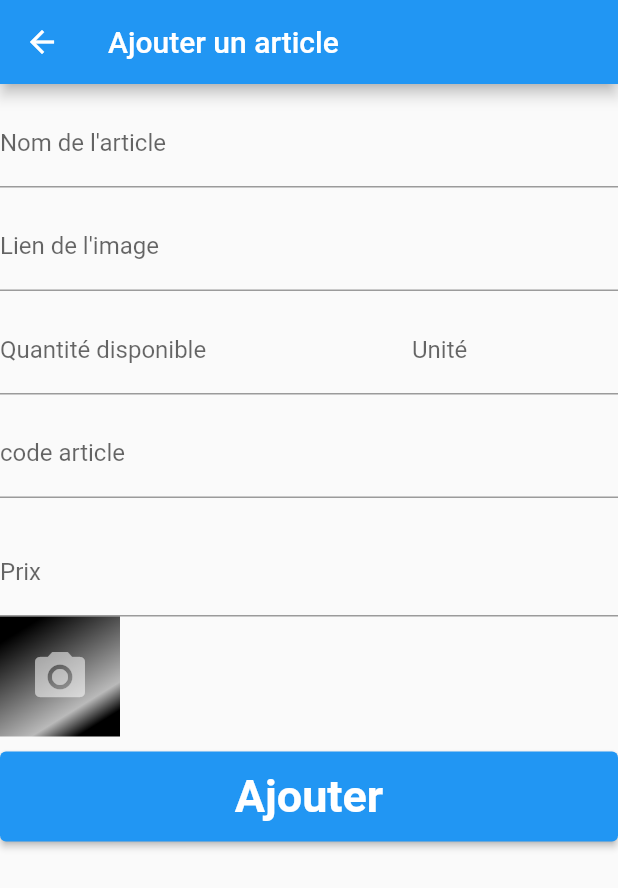
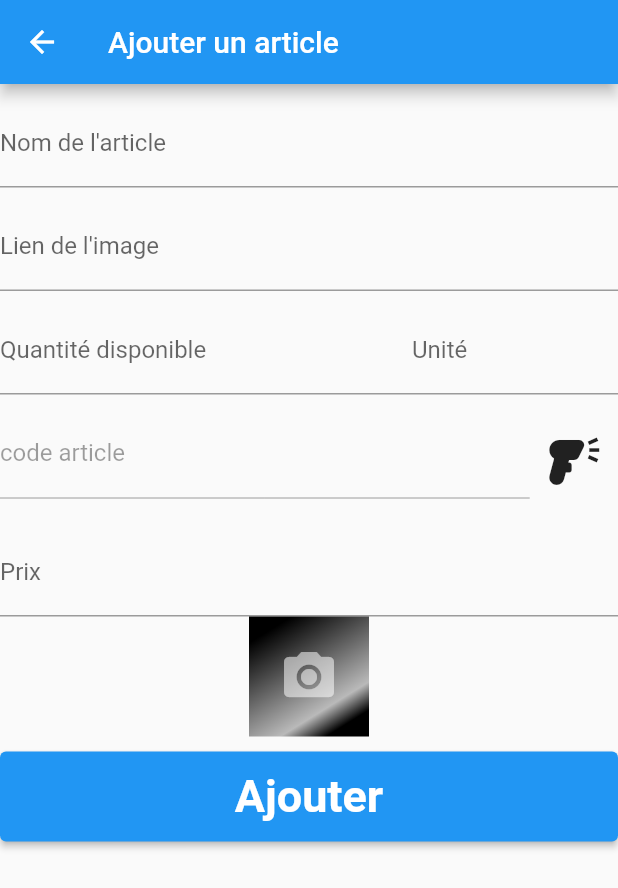
Before and after one commit to chamiabdellah/preSales, a Flutter app: the AddArticleScreen screen opened directly, on a phone screen of 412 x 824 dp. Shown: the top 888 px of the screen. Run offline on Flutter 3.47's test engine with Material 2 defaults, Android fonts, the phone set to English and light mode, and no system bars; our stand-ins replace firebase_core, firebase_storage, flutter_riverpod, image_picker; accounts and stored records are empty; network calls fail.

Commit message:
a safe version before integrating the barcode reader

```diff
--- a/lib/compositeWidgets/AddArticleForm.dart
+++ b/lib/compositeWidgets/AddArticleForm.dart
@@ -8,6 +8,7 @@ import 'package:proj1/models/Article.dart';
 import 'package:proj1/utils/ValidationLib.dart';
 import 'package:proj1/widgets/OutlineTextField.dart';
 import 'package:http/http.dart' as http;
+//import 'package:simple_barcode_scanner/simple_barcode_scanner.dart';
 
 import '../providers/list_of_articles_provider.dart';
 import '../utils/Paths.dart';
@@ -39,7 +40,7 @@ class _AddArticleFormState extends ConsumerState<AddArticleForm> {
 
   File? _articleImage;
 
-  void setArticleImage(File imageFile){
+  void setArticleImage(File imageFile) {
     setState(() {
       _articleImage = imageFile;
     });
@@ -162,8 +163,26 @@ class _AddArticleFormState extends ConsumerState<AddArticleForm> {
     // 4.2 - the quantity is negative [DONE]
   }
 
+  void readBarCode() async {
+   /* var res = await Navigator.push(
+        context,
+        MaterialPageRoute(
+          builder: (context) => const SimpleBarcodeScannerPage(),
+        ));
+
+      if (res is String) {
+        setState(() {
+          articleCodeController!.text = res;
+        });
+      }*/
+
+  }
+
   Future<String> uploadImage() async {
-    Reference storageRef = FirebaseStorage.instance.ref().child('article_images').child('test.jpeg');
+    Reference storageRef = FirebaseStorage.instance
+        .ref()
+        .child('article_images')
+        .child('test.jpeg');
     await storageRef.putFile(_articleImage!);
 
     return storageRef.getDownloadURL();
@@ -211,11 +230,25 @@ class _AddArticleFormState extends ConsumerState<AddArticleForm> {
             ],
           ),
           const SizedBox(height: columnSpace),
-          OutlineTextField(
-            labelText: 'code article',
-            validationFunc: ValidationLib.nonEmptyField,
-            controller: articleCodeController,
-            isEnabled: isAddMode,
+          Row(
+            children: [
+              Flexible(
+                flex: 12,
+                child: OutlineTextField(
+                  labelText: 'code article',
+                  validationFunc: ValidationLib.nonEmptyField,
+                  controller: articleCodeController,
+                  isEnabled: false,
+                ),
+              ),
+              Flexible(
+                flex: 2,
+                child: IconButton(
+                  onPressed: isAddMode ? readBarCode : null,
+                  icon: const Icon(Icons.barcode_reader, size: 40),
+                ),
+              ),
+            ],
           ),
           const SizedBox(height: columnSpace),
           Builder(builder: (BuildContext context) {
@@ -231,11 +264,9 @@ class _AddArticleFormState extends ConsumerState<AddArticleForm> {
             textInputType: TextInputType.number,
             controller: articlePriceController,
           ),
-          Row(
-            children: [
-              PickImageCamera(onPick: setArticleImage,),
-              //PickImageFile(),
-            ],
+          PickImageCamera(
+            onPick: setArticleImage,
+            link: isAddMode ? null : widget.baseArticle!.picture,
           ),
           Flexible(
             flex: 1,
--- a/lib/widgets/PickImageCamera.dart
+++ b/lib/widgets/PickImageCamera.dart
@@ -4,22 +4,23 @@ import 'package:flutter/material.dart';
 import 'package:image_picker/image_picker.dart';
 
 class PickImageCamera extends StatefulWidget {
-  const PickImageCamera({Key? key, required this.onPick}) : super(key: key);
+  const PickImageCamera({Key? key, required this.onPick, this.link})
+      : super(key: key);
 
   final void Function(File) onPick;
+  final String? link;
 
   @override
   State<PickImageCamera> createState() => _ImagePickerState();
 }
 
 class _ImagePickerState extends State<PickImageCamera> {
-
   File? imageFile;
 
   void takePicture() async {
     ImagePicker picker = ImagePicker();
     final XFile? image = await picker.pickImage(source: ImageSource.camera);
-    if(image != null){
+    if (image != null) {
       setState(() {
         imageFile = File(image.path);
       });
@@ -34,8 +35,8 @@ class _ImagePickerState extends State<PickImageCamera> {
     decoration: const BoxDecoration(
       gradient: LinearGradient(
         transform: GradientRotation(45),
-        colors: [Colors.black, Colors.black26,Colors.black],
-        stops: [0, 0.8 ,1.0],
+        colors: [Colors.black, Colors.black26, Colors.black],
+        stops: [0, 0.8, 1.0],
       ),
     ),
     child: const Icon(
@@ -45,13 +46,23 @@ class _ImagePickerState extends State<PickImageCamera> {
     ),
   );
 
+  Widget noImageContent() {
+    return widget.link == null ? defaultContent : Image.network(
+      height: 150,
+      widget.link!,
+      errorBuilder: (BuildContext context, Object obj, StackTrace? stackTrace) {
+        return defaultContent;
+      },
+    );
+  }
 
   @override
   Widget build(BuildContext context) {
     return InkWell(
       onTap: takePicture,
-      child: imageFile == null ? defaultContent :
-      Image.file(imageFile!, fit: BoxFit.fill,height: 90) ,
+      child: imageFile == null
+          ? noImageContent()
+          : Image.file(imageFile!, fit: BoxFit.fill, height: 150),
     );
   }
 }
--- a/pubspec.yaml
+++ b/pubspec.yaml
@@ -40,6 +40,7 @@ dependencies:
   image_picker: ^0.8.7+5
   firebase_storage: ^11.2.1
   firebase_core: ^2.13.0
+
 
 dev_dependencies:
   flutter_test:
```
Also changed, not shown: 2 other files.
